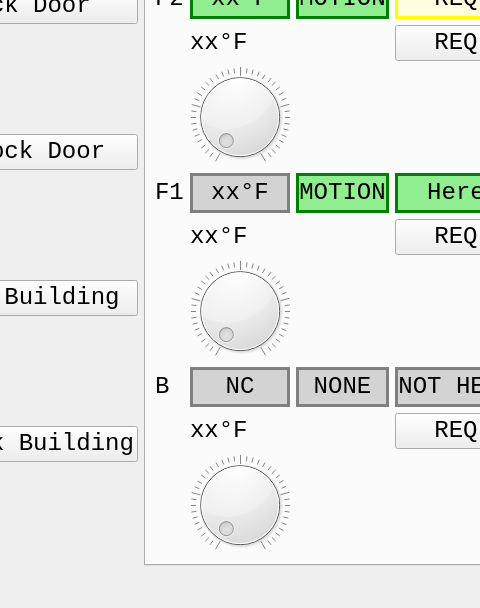
Above: TabsDesign.ui from lmurach/AU_Capstone_Trideum before the change; both pictures show x 95 to 575 and y 125 to 733 of the 1352 by 733 pixel window. Below: the same form after it.
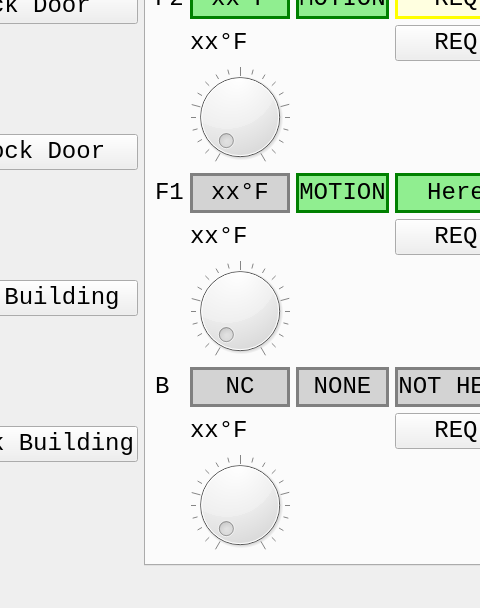
That is the form after the change. The open tabs and pages were chosen to show the change.

Patch:
```diff
--- a/TabsDesign.ui
+++ b/TabsDesign.ui
@@ -892,6 +892,9 @@
             <property name="maximum">
              <number>90</number>
             </property>
+            <property name="notchTarget">
+             <double>5.000000000000000</double>
+            </property>
             <property name="notchesVisible">
              <bool>true</bool>
             </property>
@@ -990,6 +993,9 @@
             <property name="maximum">
              <number>90</number>
             </property>
+            <property name="notchTarget">
+             <double>5.000000000000000</double>
+            </property>
             <property name="notchesVisible">
              <bool>true</bool>
             </property>
@@ -1107,6 +1113,9 @@
             <property name="maximum">
              <number>90</number>
             </property>
+            <property name="notchTarget">
+             <double>5.000000000000000</double>
+            </property>
             <property name="notchesVisible">
              <bool>true</bool>
             </property>
```
Left out of the diff: 2 changed lines with no effect on the pictures.
